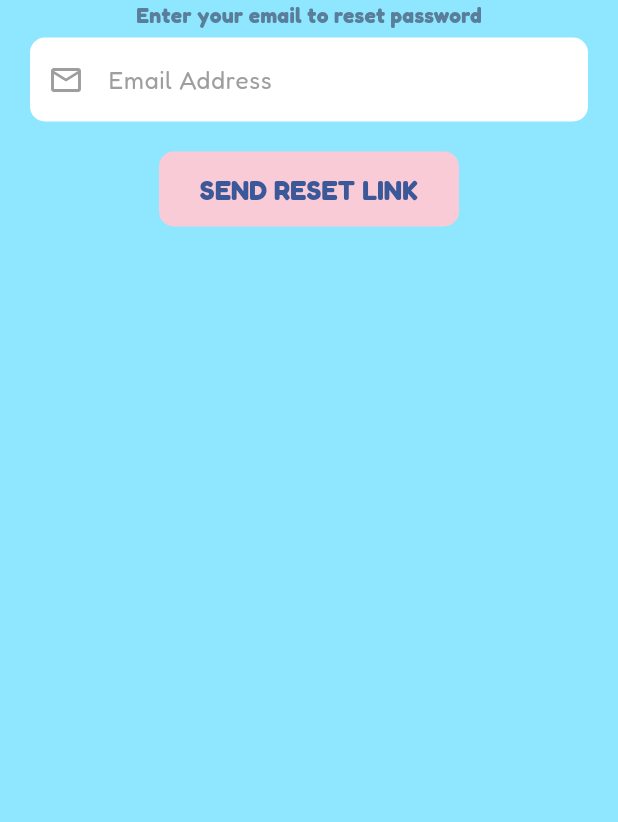
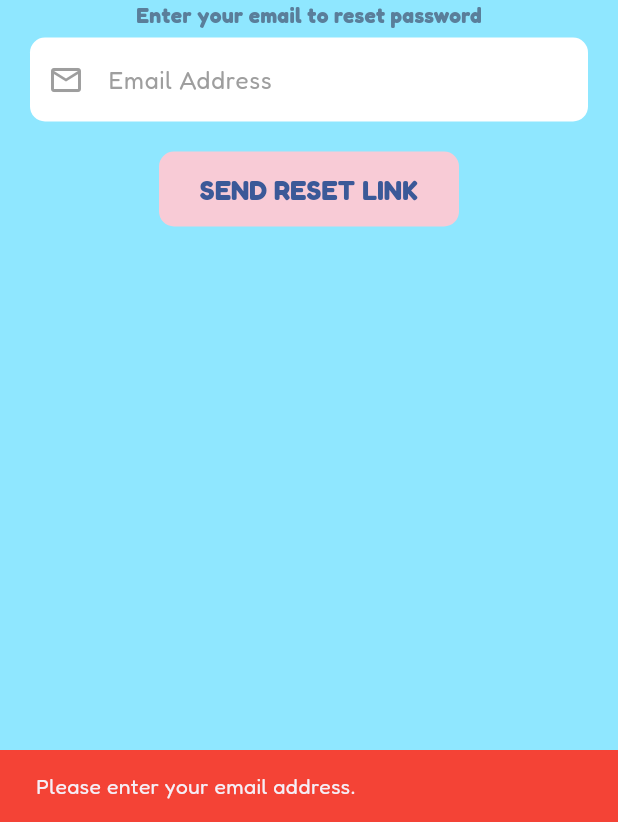
Before and after one commit to Thxngfh/PetCareApp, a Flutter app: the ForgotPasswordScreen screen opened directly, after a tap on "SEND RESET LINK", on a phone screen of 412 x 824 dp, the part 414-1236 px from its top. Run offline on Flutter 3.47's test engine with Material 3 defaults, Android fonts, the light colour scheme and no system bars; our stand-ins replace firebase_auth, firebase_core, font_awesome_flutter, google_sign_in, image_picker, sign_in_with_apple; missing offline and left inert: flutter_facebook_auth; accounts and stored records are empty.

Commit message:
ForgotPasswordScreen

```diff
--- a/lib/screens/forgot_password.dart
+++ b/lib/screens/forgot_password.dart
@@ -1,16 +1,79 @@
 import 'package:flutter/material.dart';
+import 'package:firebase_auth/firebase_auth.dart'; // 🌟 เพิ่ม import Firebase
 
+class ForgotPasswordScreen extends StatefulWidget {
+  const ForgotPasswordScreen({super.key});
 
-class ForgotPasswordScreen extends StatelessWidget {
-  ForgotPasswordScreen({super.key});
+  @override
+  State<ForgotPasswordScreen> createState() => _ForgotPasswordScreenState();
+}
 
+class _ForgotPasswordScreenState extends State<ForgotPasswordScreen> {
   final TextEditingController _emailController = TextEditingController();
+  bool _isLoading = false; // 🌟 เพิ่มตัวแปรเช็คสถานะการโหลด
+
+  @override
+  void dispose() {
+    _emailController.dispose();
+    super.dispose();
+  }
+
+  // 🌟 ฟังก์ชันส่งลิงก์รีเซ็ตรหัสผ่านไปยังอีเมล
+  Future<void> _resetPassword() async {
+    final email = _emailController.text.trim();
+
+    // เช็คว่ากรอกอีเมลหรือยัง
+    if (email.isEmpty) {
+      ScaffoldMessenger.of(context).showSnackBar(
+        const SnackBar(
+          content: Text('Please enter your email address.'),
+          backgroundColor: Colors.red,
+        ),
+      );
+      return;
+    }
+
+    setState(() {
+      _isLoading = true; // เริ่มหมุนโหลด
+    });
+
+    try {
+      // สั่ง Firebase ส่งอีเมลรีเซ็ตรหัสผ่าน
+      await FirebaseAuth.instance.sendPasswordResetEmail(email: email);
+
+      if (mounted) {
+        // แจ้งเตือนเมื่อส่งสำเร็จ
+        ScaffoldMessenger.of(context).showSnackBar(
+          const SnackBar(
+            content: Text('Password reset link sent! Please check your email.'),
+            backgroundColor: Colors.green,
+          ),
+        );
+        // เด้งกลับไปหน้า Login อัตโนมัติ
+        Navigator.pop(context);
+      }
+    } catch (e) {
+      // ดักจับ Error แจ้งเตือนผู้ใช้
+      if (mounted) {
+        ScaffoldMessenger.of(context).showSnackBar(
+          SnackBar(
+            content: Text('Error: ${e.toString()}'),
+            backgroundColor: Colors.red,
+          ),
+        );
+      }
+    } finally {
+      if (mounted) {
+        setState(() {
+          _isLoading = false; // หยุดหมุนโหลด
+        });
+      }
+    }
+  }
 
   @override
   Widget build(BuildContext context) {
-
     return Scaffold(
-
       backgroundColor: const Color(0xFF8FE7FF),
       appBar: AppBar(
         title: const Text("Forgot Password"),
@@ -22,7 +85,6 @@ class ForgotPasswordScreen extends StatelessWidget {
           fontFamily: 'Fredoka',
           fontSize: 18,
           color: Color(0xFF5A7E9A),
-
         ),
       ),
       body: Padding(
@@ -45,9 +107,7 @@ class ForgotPasswordScreen extends StatelessWidget {
                 fontSize: 14,
               ),
             ),
-
             const SizedBox(height: 5),
-
             TextField(
               controller: _emailController,
               keyboardType: TextInputType.emailAddress,
@@ -69,16 +129,13 @@ class ForgotPasswordScreen extends StatelessWidget {
                 ),
               ),
             ),
-
             const SizedBox(height: 20),
-
             Center(
               child: SizedBox(
                 width: 200,
                 child: ElevatedButton(
-                  onPressed: () {
-                    // จัดการเมื่อกดส่งรีเซ็ตรหัสผ่าน
-                  },
+                  // 🌟 ปิดการกดปุ่มถ้าระบบกำลังโหลดอยู่ ถ้าไม่ได้โหลดให้เรียก _resetPassword
+                  onPressed: _isLoading ? null : _resetPassword,
                   style: ElevatedButton.styleFrom(
                     backgroundColor: const Color(0xFFF8CBD6),
                     padding: const EdgeInsets.symmetric(vertical: 12.0),
@@ -87,7 +144,17 @@ class ForgotPasswordScreen extends StatelessWidget {
                       borderRadius: BorderRadius.circular(10.0),
                     ),
                   ),
-                  child: const Text(
+                  // 🌟 เปลี่ยนข้อความเป็นปุ่มหมุนๆ ตอนกำลังโหลด
+                  child: _isLoading
+                      ? const SizedBox(
+                          height: 20,
+                          width: 20,
+                          child: CircularProgressIndicator(
+                            color: Color(0xFF3B5998),
+                            strokeWidth: 2,
+                          ),
+                        )
+                      : const Text(
                           'SEND RESET LINK',
                           style: TextStyle(
                             fontFamily: 'Fredoka',
@@ -99,7 +166,6 @@ class ForgotPasswordScreen extends StatelessWidget {
                 ),
               ),
             ),
-
             const SizedBox(height: 30),
           ],
         ),
```
Lines whose indentation alone changed are shown as unchanged.
